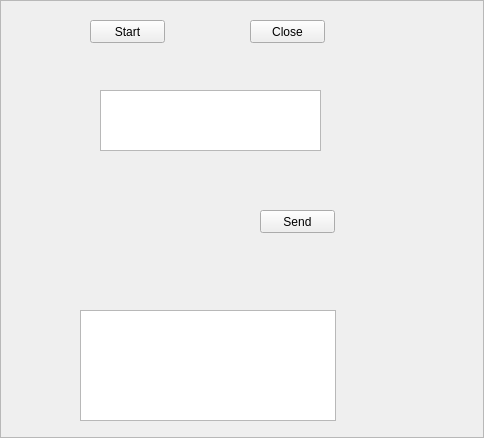
This is userui/tcpserverframe.ui in pkzju/QSuperConsole0.1 as Qt 5 draws it before an edit. The edited form follows.
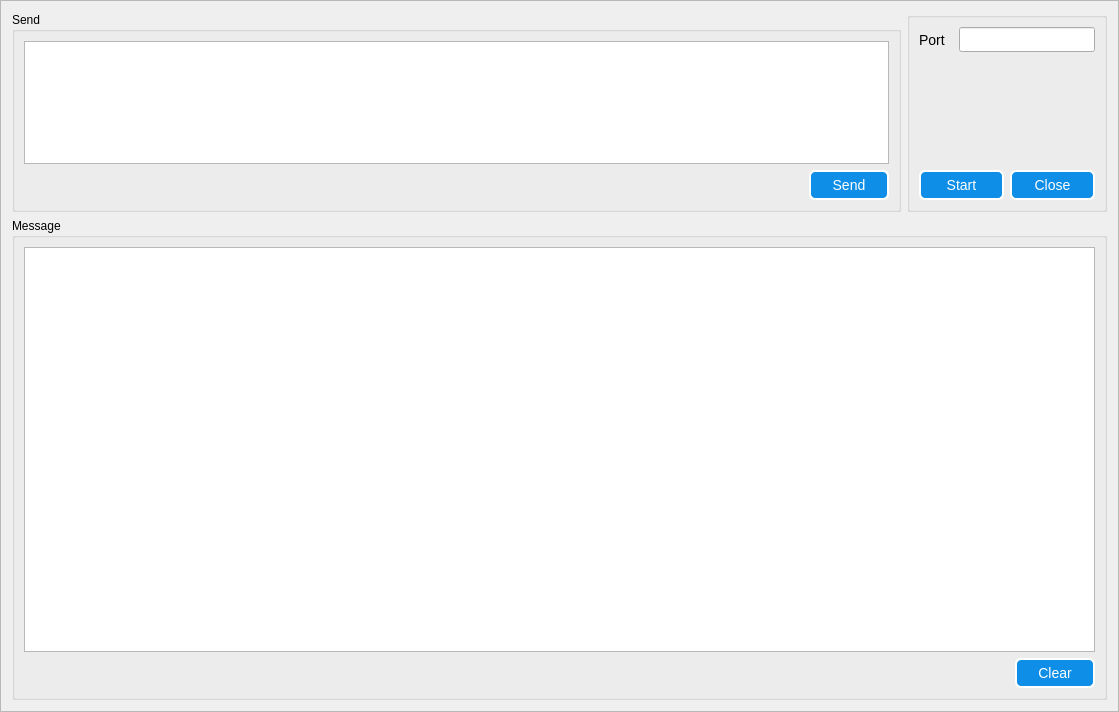
This is the edited form.

Patch:
```diff
--- a/userui/tcpserverframe.ui
+++ b/userui/tcpserverframe.ui
@@ -6,78 +6,235 @@
    <rect>
     <x>0</x>
     <y>0</y>
-    <width>484</width>
-    <height>438</height>
+    <width>1119</width>
+    <height>712</height>
    </rect>
   </property>
   <property name="windowTitle">
    <string>Frame</string>
   </property>
+  <property name="styleSheet">
+   <string notr="true">QLabel{
+    color: black;
+    qproperty-alignment: AlignCenter;
+	
+    /*font-family: 'Verdana';*/
+    font-size: 14px;}
+
+/* ******************QPushButton****************** */
+QPushButton{
+    background-color: rgb(14, 142, 231);
+	border-style: outset;
+    border-width: 2px;
+	border-radius: 6px;
+    color: white;
+	font-size: 14px;
+}
+
+QPushButton:hover{
+    background-color: rgb(57, 159, 251);
+}
+
+QPushButton:pressed{
+    background-color: rgb(0, 125, 213);
+}
+
+QPushButton:disabled{
+    background-color: gray;
+}
+
+QCheckBox{
+	font-size: 14px;
+	alignment:center}
+QRadioButton{
+	font-size: 14px;
+	alignment:center}
+
+</string>
+  </property>
   <property name="frameShape">
    <enum>QFrame::StyledPanel</enum>
   </property>
   <property name="frameShadow">
    <enum>QFrame::Raised</enum>
   </property>
-  <widget class="QTextBrowser" name="textBrowser">
-   <property name="geometry">
-    <rect>
-     <x>80</x>
-     <y>310</y>
-     <width>256</width>
-     <height>111</height>
-    </rect>
-   </property>
-  </widget>
-  <widget class="QPushButton" name="pushButton_close">
-   <property name="geometry">
-    <rect>
-     <x>250</x>
-     <y>20</y>
-     <width>75</width>
-     <height>23</height>
-    </rect>
-   </property>
-   <property name="text">
-    <string>Close</string>
-   </property>
-  </widget>
-  <widget class="QPushButton" name="pushButton_send">
-   <property name="geometry">
-    <rect>
-     <x>260</x>
-     <y>210</y>
-     <width>75</width>
-     <height>23</height>
-    </rect>
-   </property>
-   <property name="text">
-    <string>Send</string>
-   </property>
-  </widget>
-  <widget class="QPushButton" name="pushButton_start">
-   <property name="geometry">
-    <rect>
-     <x>90</x>
-     <y>20</y>
-     <width>75</width>
-     <height>23</height>
-    </rect>
-   </property>
-   <property name="text">
-    <string>Start</string>
-   </property>
-  </widget>
-  <widget class="QTextEdit" name="textEdit">
-   <property name="geometry">
-    <rect>
-     <x>100</x>
-     <y>90</y>
-     <width>221</width>
-     <height>61</height>
-    </rect>
-   </property>
-  </widget>
+  <layout class="QGridLayout" name="gridLayout">
+   <item row="0" column="0">
+    <widget class="QGroupBox" name="groupBox">
+     <property name="maximumSize">
+      <size>
+       <width>16777215</width>
+       <height>200</height>
+      </size>
+     </property>
+     <property name="title">
+      <string>Send</string>
+     </property>
+     <layout class="QVBoxLayout" name="verticalLayout">
+      <item>
+       <widget class="QTextEdit" name="textEdit"/>
+      </item>
+      <item>
+       <layout class="QHBoxLayout" name="horizontalLayout">
+        <item>
+         <spacer name="horizontalSpacer">
+          <property name="orientation">
+           <enum>Qt::Horizontal</enum>
+          </property>
+          <property name="sizeHint" stdset="0">
+           <size>
+            <width>40</width>
+            <height>20</height>
+           </size>
+          </property>
+         </spacer>
+        </item>
+        <item>
+         <widget class="QPushButton" name="pushButton_send">
+          <property name="minimumSize">
+           <size>
+            <width>80</width>
+            <height>30</height>
+           </size>
+          </property>
+          <property name="text">
+           <string>  Send  </string>
+          </property>
+         </widget>
+        </item>
+       </layout>
+      </item>
+     </layout>
+    </widget>
+   </item>
+   <item row="0" column="1">
+    <widget class="QGroupBox" name="groupBox_2">
+     <property name="maximumSize">
+      <size>
+       <width>200</width>
+       <height>200</height>
+      </size>
+     </property>
+     <property name="title">
+      <string/>
+     </property>
+     <layout class="QVBoxLayout" name="verticalLayout_3">
+      <item>
+       <layout class="QHBoxLayout" name="horizontalLayout_4">
+        <item>
+         <widget class="QLabel" name="label_2">
+          <property name="text">
+           <string>Port  </string>
+          </property>
+         </widget>
+        </item>
+        <item>
+         <widget class="QLineEdit" name="lineEdit_port">
+          <property name="minimumSize">
+           <size>
+            <width>100</width>
+            <height>25</height>
+           </size>
+          </property>
+          <property name="maximumSize">
+           <size>
+            <width>150</width>
+            <height>25</height>
+           </size>
+          </property>
+         </widget>
+        </item>
+       </layout>
+      </item>
+      <item>
+       <spacer name="verticalSpacer">
+        <property name="orientation">
+         <enum>Qt::Vertical</enum>
+        </property>
+        <property name="sizeHint" stdset="0">
+         <size>
+          <width>20</width>
+          <height>106</height>
+         </size>
+        </property>
+       </spacer>
+      </item>
+      <item>
+       <layout class="QHBoxLayout" name="horizontalLayout_3">
+        <item>
+         <widget class="QPushButton" name="pushButton_start">
+          <property name="minimumSize">
+           <size>
+            <width>0</width>
+            <height>30</height>
+           </size>
+          </property>
+          <property name="text">
+           <string>Start</string>
+          </property>
+         </widget>
+        </item>
+        <item>
+         <widget class="QPushButton" name="pushButton_close">
+          <property name="minimumSize">
+           <size>
+            <width>0</width>
+            <height>30</height>
+           </size>
+          </property>
+          <property name="text">
+           <string>Close</string>
+          </property>
+         </widget>
+        </item>
+       </layout>
+      </item>
+     </layout>
+    </widget>
+   </item>
+   <item row="1" column="0" colspan="2">
+    <widget class="QGroupBox" name="groupBox_3">
+     <property name="title">
+      <string>Message</string>
+     </property>
+     <layout class="QVBoxLayout" name="verticalLayout_2">
+      <item>
+       <widget class="QTextBrowser" name="textBrowser"/>
+      </item>
+      <item>
+       <layout class="QHBoxLayout" name="horizontalLayout_2">
+        <item>
+         <spacer name="horizontalSpacer_2">
+          <property name="orientation">
+           <enum>Qt::Horizontal</enum>
+          </property>
+          <property name="sizeHint" stdset="0">
+           <size>
+            <width>40</width>
+            <height>20</height>
+           </size>
+          </property>
+         </spacer>
+        </item>
+        <item>
+         <widget class="QPushButton" name="pushButton_send_2">
+          <property name="minimumSize">
+           <size>
+            <width>80</width>
+            <height>30</height>
+           </size>
+          </property>
+          <property name="text">
+           <string>  Clear  </string>
+          </property>
+         </widget>
+        </item>
+       </layout>
+      </item>
+     </layout>
+    </widget>
+   </item>
+  </layout>
  </widget>
  <resources/>
  <connections/>
```
